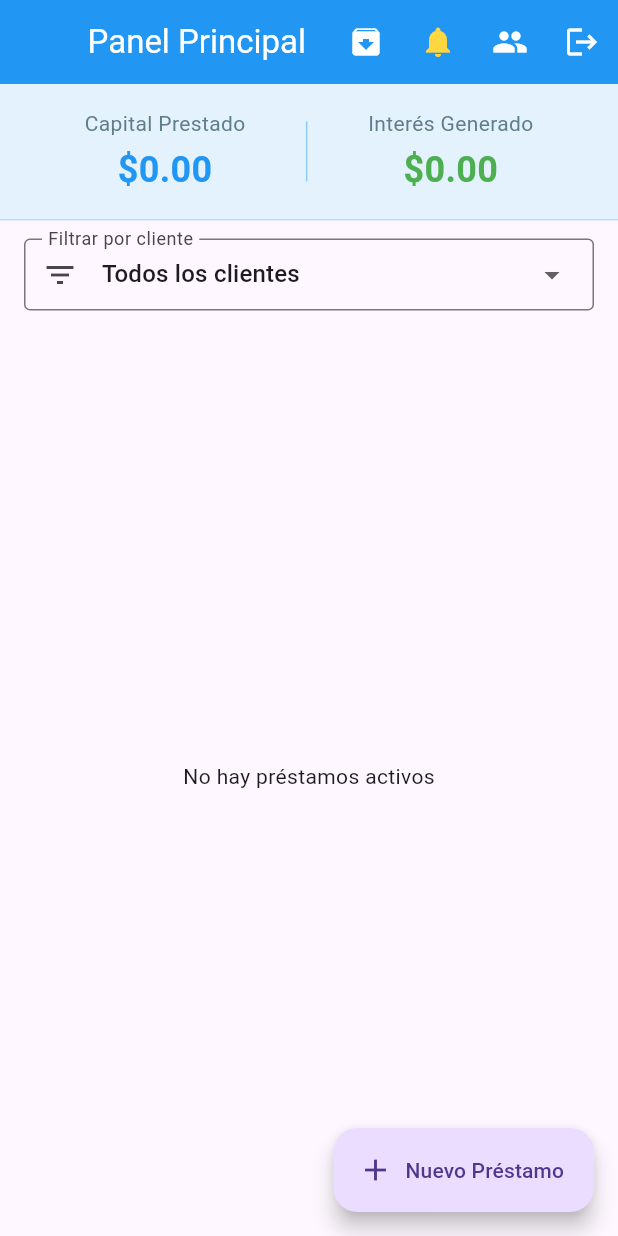
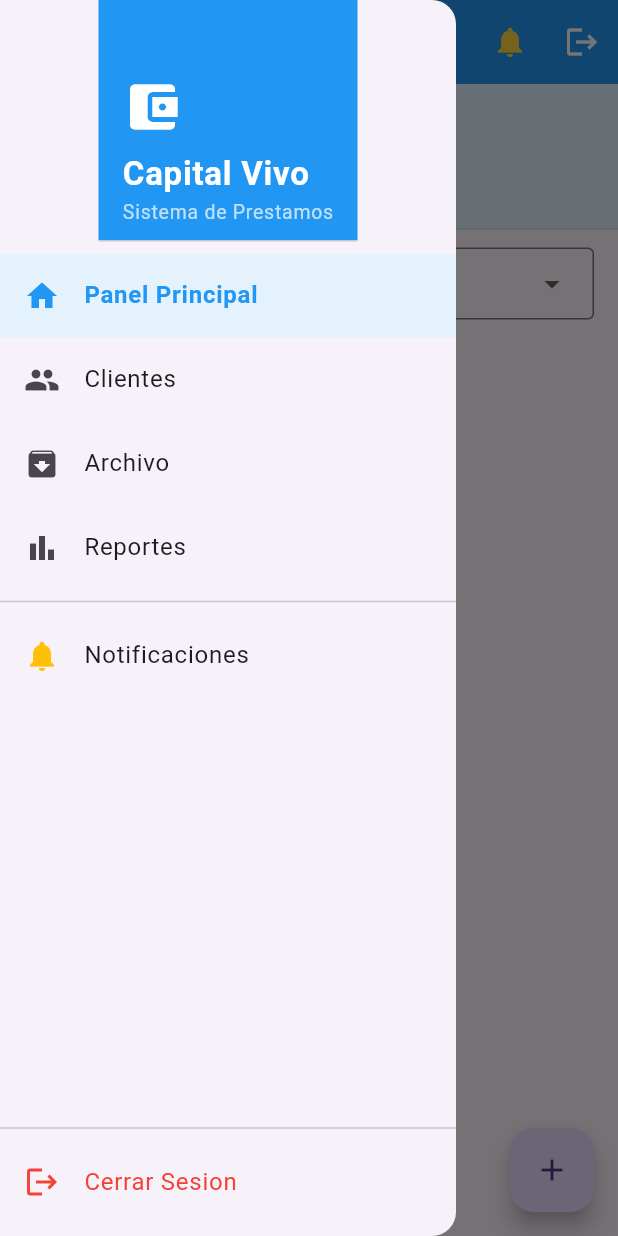
Before and after one commit to Ereck2526/sistema-prestamos, a Flutter app: the screen it shows once a user with an empty profile is signed in, with the side drawer open (before the commit the screen has no drawer), on a phone screen of 412 x 824 dp. Run offline on Flutter 3.47's test engine with Material 3 defaults, Android fonts, the phone set to English and light mode, and no system bars; our stand-ins replace go_router, local_auth, supabase_flutter; accounts and stored records are empty.

Commit message:
panel izquierdo, reportes

```diff
--- a/lib/screens/home_screen.dart
+++ b/lib/screens/home_screen.dart
@@ -3,6 +3,7 @@ import 'package:provider/provider.dart';
 import 'package:go_router/go_router.dart';
 import '../services/database_service.dart';
 import '../services/auth_service.dart';
+import '../widgets/app_drawer.dart';
 
 class HomeScreen extends StatefulWidget {
   const HomeScreen({super.key});
@@ -284,11 +285,6 @@ class _HomeScreenState extends State<HomeScreen> {
         title: const Text('Panel Principal'),
         actions: [
           IconButton(
-            icon: const Icon(Icons.archive),
-            tooltip: 'Archivo (Pagados)',
-            onPressed: () => context.push('/paid-loans').then((_) => _fetchData()),
-          ),
-          IconButton(
             icon: Badge(
               isLabelVisible: _alertCount > 0,
               label: Text('$_alertCount'),
@@ -298,15 +294,15 @@ class _HomeScreenState extends State<HomeScreen> {
             onPressed: () => _checkNotifications(_activeLoans),
           ),
           IconButton(
-            icon: const Icon(Icons.people),
-            tooltip: 'Directorio de Clientes',
-            onPressed: () => context.push('/clients'),
-          ),
-          IconButton(
             icon: const Icon(Icons.logout),
             onPressed: () => context.read<AuthService>().signOut(),
           )
         ],
+      ),
+      drawer: AppDrawer(
+        currentRoute: '/home',
+        alertCount: _alertCount,
+        onNotificationsTap: () => _checkNotifications(_activeLoans),
       ),
       body: _isLoading
         ? const Center(child: CircularProgressIndicator())
@@ -321,27 +317,13 @@ class _HomeScreenState extends State<HomeScreen> {
                     color: Colors.blue.shade50,
                     border: Border(bottom: BorderSide(color: Colors.blue.shade100)),
                   ),
-                  child: Row(
-                    mainAxisAlignment: MainAxisAlignment.spaceEvenly,
-                    children: [
-                      Column(
+                  child: Column(
                     children: [
                       const Text('Capital Prestado', style: TextStyle(fontSize: 14, color: Colors.blueGrey)),
                       const SizedBox(height: 4),
-                          Text('\$${_totalLent.toStringAsFixed(2)}',
-                            style: const TextStyle(fontSize: 24, fontWeight: FontWeight.bold, color: Colors.blue)
-                          ),
-                        ],
-                      ),
-                      Container(width: 1, height: 40, color: Colors.blue.shade200),
-                      Column(
-                        children: [
-                          const Text('Interés Generado', style: TextStyle(fontSize: 14, color: Colors.blueGrey)),
-                          const SizedBox(height: 4),
-                          Text('\$${_totalInterest.toStringAsFixed(2)}',
-                            style: const TextStyle(fontSize: 24, fontWeight: FontWeight.bold, color: Colors.green)
-                          ),
-                        ],
+                      Text(
+                        'S/. ${_totalLent.toStringAsFixed(2)}',
+                        style: const TextStyle(fontSize: 28, fontWeight: FontWeight.bold, color: Colors.blue),
                       ),
                     ],
                   ),
@@ -373,11 +355,20 @@ class _HomeScreenState extends State<HomeScreen> {
                       ? Center(
                           child: Text(
                             _selectedClientFilter != null
-                                ? 'No hay préstamos para este cliente'
-                                : 'No hay préstamos activos',
+                                ? 'No hay prestamos para este cliente'
+                                : 'No hay prestamos activos',
                           ),
                         )
-                      : ListView.builder(
+                      : ShaderMask(
+                          shaderCallback: (bounds) => LinearGradient(
+                            begin: Alignment.topCenter,
+                            end: Alignment.bottomCenter,
+                            colors: [Colors.white, Colors.white, Colors.transparent],
+                            stops: const [0.0, 0.75, 1.0],
+                          ).createShader(bounds),
+                          blendMode: BlendMode.dstIn,
+                          child: ListView.builder(
+                            padding: const EdgeInsets.only(bottom: 80),
                             itemCount: _filteredLoans.length,
                             itemBuilder: (context, index) {
                               final loan = _filteredLoans[index];
@@ -414,7 +405,7 @@ class _HomeScreenState extends State<HomeScreen> {
                                 child: ListTile(
                                   leading: CircleAvatar(backgroundColor: statusColor, child: const Icon(Icons.person, color: Colors.white)),
                                   title: Text(client != null ? client['name'] : 'Desconocido', style: const TextStyle(fontWeight: FontWeight.bold)),
-                                subtitle: Text('Deuda: \$${remaining.toStringAsFixed(2)}\n$dateText'),
+                                  subtitle: Text('Deuda: S/. ${remaining.toStringAsFixed(2)}\n$dateText'),
                                   trailing: Row(
                                     mainAxisSize: MainAxisSize.min,
                                     children: [
@@ -433,13 +424,14 @@ class _HomeScreenState extends State<HomeScreen> {
                             },
                           ),
                         ),
+                ),
               ],
             ),
           ),
-      floatingActionButton: FloatingActionButton.extended(
+      floatingActionButton: FloatingActionButton(
         onPressed: () => context.push('/create-loan').then((_) => _fetchData()),
-        icon: const Icon(Icons.add),
-        label: const Text('Nuevo Préstamo'),
+        tooltip: 'Nuevo Prestamo',
+        child: const Icon(Icons.add),
       ),
     );
   }
--- a/lib/screens/paid_loans_screen.dart
+++ b/lib/screens/paid_loans_screen.dart
@@ -2,6 +2,8 @@ import 'package:flutter/material.dart';
 import 'package:go_router/go_router.dart';
 import 'package:provider/provider.dart';
 import '../services/database_service.dart';
+import '../services/auth_service.dart';
+import '../widgets/app_drawer.dart';
 
 class PaidLoansScreen extends StatefulWidget {
   const PaidLoansScreen({super.key});
@@ -51,8 +53,15 @@ class _PaidLoansScreenState extends State<PaidLoansScreen> {
   Widget build(BuildContext context) {
     return Scaffold(
       appBar: AppBar(
-        title: const Text('Archivo de Préstamos Pagados'),
+        title: const Text('Archivo de Prestamos Pagados'),
+        actions: [
+          IconButton(
+            icon: const Icon(Icons.logout),
+            onPressed: () => context.read<AuthService>().signOut(),
+          ),
+        ],
       ),
+      drawer: const AppDrawer(currentRoute: '/paid-loans'),
       body: _isLoading
         ? const Center(child: CircularProgressIndicator())
         : Column(
--- a/lib/utils/app_router.dart
+++ b/lib/utils/app_router.dart
@@ -7,6 +7,7 @@ import '../screens/clients_screen.dart';
 import '../screens/create_loan_screen.dart';
 import '../screens/loan_detail_screen.dart';
 import '../screens/paid_loans_screen.dart';
+import '../screens/reports_screen.dart';
 
 class AppRouter {
   final AuthService authService;
@@ -55,7 +56,11 @@ class AppRouter {
       GoRoute(
         path: '/paid-loans',
         builder: (context, state) => const PaidLoansScreen(),
-      )
+      ),
+      GoRoute(
+        path: '/reports',
+        builder: (context, state) => const ReportsScreen(),
+      ),
     ],
   );
 }
--- /dev/null
+++ b/lib/widgets/app_drawer.dart
@@ -0,0 +1,91 @@
+import 'package:flutter/material.dart';
+import 'package:go_router/go_router.dart';
+import 'package:provider/provider.dart';
+import '../services/auth_service.dart';
+
+class AppDrawer extends StatelessWidget {
+  final String currentRoute;
+  final VoidCallback? onNotificationsTap;
+  final int alertCount;
+
+  const AppDrawer({
+    super.key,
+    required this.currentRoute,
+    this.onNotificationsTap,
+    this.alertCount = 0,
+  });
+
+  @override
+  Widget build(BuildContext context) {
+    return Drawer(
+      child: Column(
+        children: [
+          DrawerHeader(
+            decoration: const BoxDecoration(color: Colors.blue),
+            child: Column(
+              crossAxisAlignment: CrossAxisAlignment.start,
+              mainAxisAlignment: MainAxisAlignment.end,
+              children: const [
+                Icon(Icons.account_balance_wallet, color: Colors.white, size: 40),
+                SizedBox(height: 8),
+                Text('Capital Vivo', style: TextStyle(color: Colors.white, fontSize: 22, fontWeight: FontWeight.bold)),
+                Text('Sistema de Prestamos', style: TextStyle(color: Colors.white70, fontSize: 13)),
+              ],
+            ),
+          ),
+          _NavItem(icon: Icons.home, label: 'Panel Principal', route: '/home', currentRoute: currentRoute),
+          _NavItem(icon: Icons.people, label: 'Clientes', route: '/clients', currentRoute: currentRoute),
+          _NavItem(icon: Icons.archive, label: 'Archivo', route: '/paid-loans', currentRoute: currentRoute),
+          _NavItem(icon: Icons.bar_chart, label: 'Reportes', route: '/reports', currentRoute: currentRoute),
+          const Divider(),
+          ListTile(
+            leading: Badge(
+              isLabelVisible: alertCount > 0,
+              label: Text('$alertCount'),
+              child: const Icon(Icons.notifications, color: Colors.amber),
+            ),
+            title: const Text('Notificaciones'),
+            onTap: () {
+              Navigator.pop(context);
+              onNotificationsTap?.call();
+            },
+          ),
+          const Spacer(),
+          const Divider(),
+          ListTile(
+            leading: const Icon(Icons.logout, color: Colors.red),
+            title: const Text('Cerrar Sesion', style: TextStyle(color: Colors.red)),
+            onTap: () {
+              Navigator.pop(context);
+              context.read<AuthService>().signOut();
+            },
+          ),
+          const SizedBox(height: 8),
+        ],
+      ),
+    );
+  }
+}
+
+class _NavItem extends StatelessWidget {
+  final IconData icon;
+  final String label;
+  final String route;
+  final String currentRoute;
+
+  const _NavItem({required this.icon, required this.label, required this.route, required this.currentRoute});
+
+  @override
+  Widget build(BuildContext context) {
+    final bool isSelected = currentRoute == route;
+    return ListTile(
+      leading: Icon(icon, color: isSelected ? Colors.blue : null),
+      title: Text(label, style: TextStyle(fontWeight: isSelected ? FontWeight.bold : FontWeight.normal, color: isSelected ? Colors.blue : null)),
+      tileColor: isSelected ? Colors.blue.shade50 : null,
+      onTap: () {
+        Navigator.pop(context);
+        if (!isSelected) context.go(route);
+      },
+    );
+  }
+}
```
Also changed, not shown: lib/screens/clients_screen.dart (+8 -1 lines), lib/screens/reports_screen.dart (added, +139 -0 lines), lib/services/database_service.dart (+36 -0 lines). Lines whose indentation alone changed are shown as unchanged.
